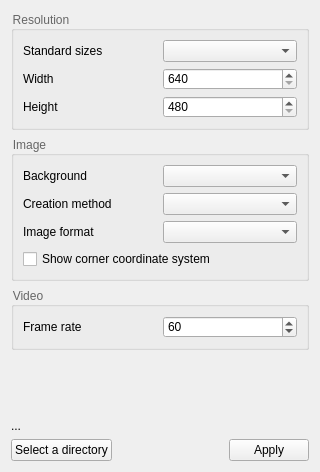
Above: utils/addFC_Explode_set.ui from GS90/addFC before the change. Below: the same form after it.
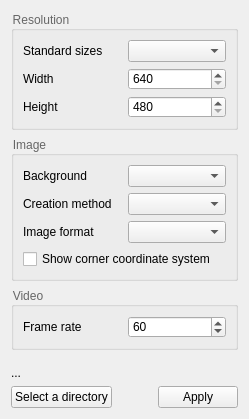
That is the form after the change.

```diff
--- a/utils/addFC_Explode_set.ui
+++ b/utils/addFC_Explode_set.ui
@@ -3,20 +3,6 @@
  <author>Golodnikov Sergey</author>
  <class>Form</class>
  <widget class="QWidget" name="Form">
-  <property name="geometry">
-   <rect>
-    <x>0</x>
-    <y>0</y>
-    <width>320</width>
-    <height>472</height>
-   </rect>
-  </property>
-  <property name="minimumSize">
-   <size>
-    <width>300</width>
-    <height>472</height>
-   </size>
-  </property>
   <property name="windowTitle">
    <string>Export settings</string>
   </property>
```
